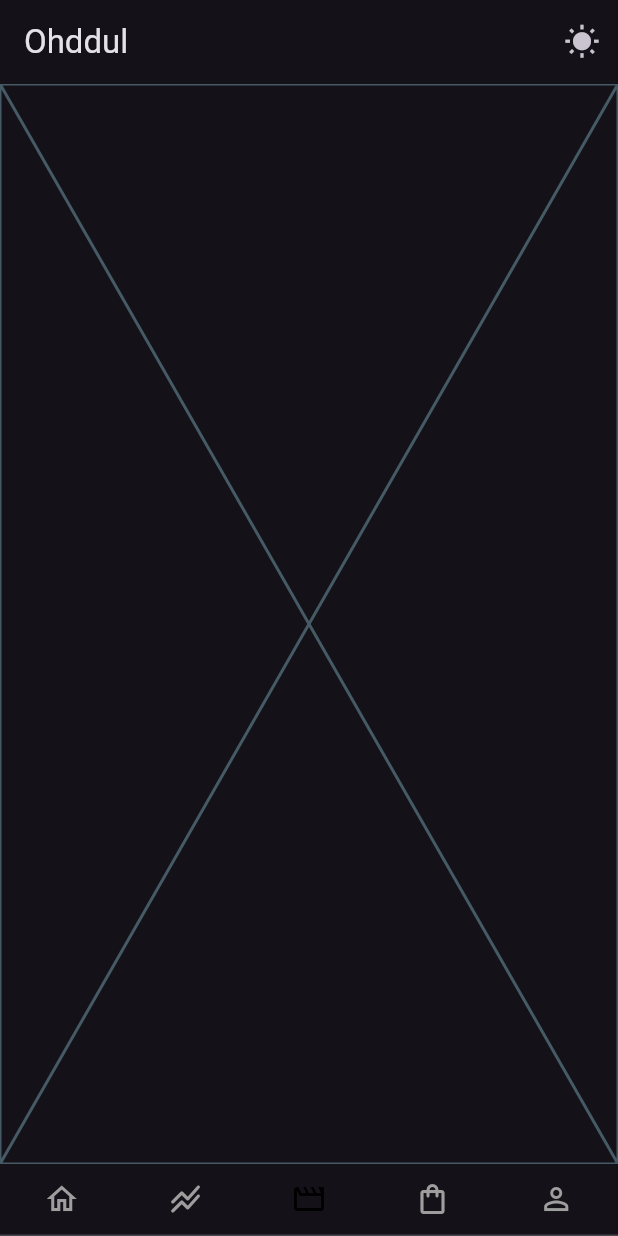
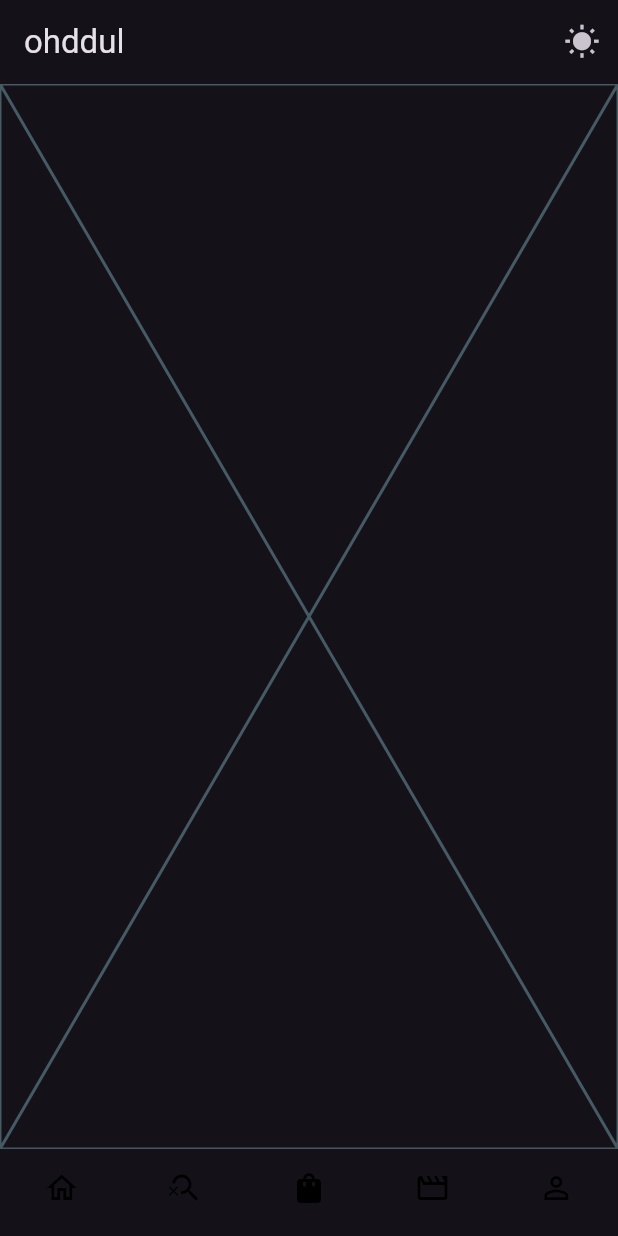
Before and after one commit to oculi-s/flutterohddul, a Flutter app: the screen it shows after launch, item 3 of the bottom bar chosen, on a phone screen of 412 x 824 dp. Run offline on Flutter 3.47's test engine with Material 3 defaults, Android fonts, the phone set to English and light mode, and no system bars; our stand-ins replace go_router; missing offline and left inert: candlesticks, k_chart, kakao_flutter_sdk; network calls fail.

Commit message:
20231122_203800

```diff
--- a/lib/core/router.dart
+++ b/lib/core/router.dart
@@ -3,7 +3,7 @@ import 'package:flutterohddul/screen/intro.screen.dart';
 import 'package:flutterohddul/screen/splash.screen.dart';
 import 'package:go_router/go_router.dart';
 import 'package:flutterohddul/screen/profile.screen.dart';
-import 'package:flutterohddul/screen/price.screen.dart';
+import 'package:flutterohddul/screen/chart.price.screen.dart';
 
 final GoRouter router = GoRouter(
   initialLocation: '/',
--- a/lib/data/api.dart
+++ b/lib/data/api.dart
@@ -1,5 +1,4 @@
 import 'dart:convert';
-import 'dart:html';
 import 'package:flutterohddul/data/element.dart';
 import 'package:flutterohddul/env/env.dart';
 import 'package:http/http.dart' as http;
@@ -72,7 +71,7 @@ class Api {
       if (url != null) {
         return url;
       } else if (stock != null) {
-        return '/stock/${stock?.code}/price.json';
+        return '/stock/${stock.code}/price.json';
       }
       return '';
     }
--- a/lib/data/element.dart
+++ b/lib/data/element.dart
@@ -19,7 +19,6 @@ class Stock {
 
   factory Stock.fromCode(String code) {
     final data = Meta().meta?.data?[code];
-    print(data);
     final groupName = Meta().group?.index?[code];
     final indutyCode = Meta().indutyIndex?.data?[code];
     return Stock(
--- a/lib/screen/intro.screen.dart
+++ b/lib/screen/intro.screen.dart
@@ -1,7 +1,8 @@
 import 'package:flutter/material.dart';
 import 'package:flutterohddul/core/login.dart';
 import 'package:flutterohddul/data/api.dart';
-import 'package:flutterohddul/screen/price.screen.dart';
+import 'package:flutterohddul/screen/chart.price.screen.dart';
+import 'package:flutterohddul/screen/profile.screen.dart';
 
 class IntroScreen extends StatefulWidget {
   @override
@@ -38,42 +39,65 @@ class BottomNavigator extends StatefulWidget {
   final bool isLoggedIn;
   final Function(bool) updateTheme;
 
-  BottomNavigator({
+  const BottomNavigator({
     required this.themeIsDark,
     required this.updateTheme,
     required this.isLoggedIn,
   });
+
   @override
   _BottomNavigatorState createState() => _BottomNavigatorState();
 }
 
 class _BottomNavigatorState extends State<BottomNavigator> {
-  final List<Widget> _widgetOptions = [
+  late TextEditingController codeController;
+  late List<Widget> _widgetOptions;
+  int _selectedIndex = 0;
+  String? _stockCode;
+
+  void _onItemTapped(int index) {
+    setState(() {
+      _selectedIndex = index;
+    });
+  }
+
+  void _onCodeChanged(String code) {
+    codeController.clear();
+    _widgetOptions[1] = PriceChart(code: code);
+    setState(() {
+      _stockCode = code;
+    });
+  }
+
+  @override
+  void initState() {
+    super.initState();
+    _stockCode ??= '005930';
+    codeController = TextEditingController();
+    _widgetOptions = [
       Text('home'),
-    PriceChart(),
+      Column(
+        children: [
+          TextField(
+            controller: codeController,
+            onSubmitted: _onCodeChanged,
+          ),
+          PriceChart(code: _stockCode!),
+        ],
+      ),
       Placeholder(),
       Placeholder(),
-    Placeholder(),
-    // LoginScreen(),
-    // isLoggedIn ? ProfileScreen() : LoginScreen(),
+      LoginScreen(),
+      // widget.isLoggedIn ? Placeholder() : LoginScreen(),
+      // widget.isLoggedIn ? ProfileScreen() : LoginScreen(),
     ];
-
-  final List<Widget> _widgetIcons = [
-    Tab(icon: Icon(Icons.home_outlined)),
-    Tab(icon: Icon(Icons.stacked_line_chart_rounded)),
-    Tab(icon: Icon(Icons.movie_outlined)),
-    Tab(icon: Icon(Icons.shopping_bag_outlined)),
-    Tab(icon: Icon(Icons.person_outline)),
-  ];
+  }
 
   @override
   Widget build(BuildContext context) {
-    return DefaultTabController(
-      initialIndex: 0,
-      length: 5,
-      child: Scaffold(
+    return Scaffold(
       appBar: AppBar(
-          title: Text("Ohddul"),
+        title: Text('ohddul'),
         actions: [
           IconButton(
             onPressed: () {
@@ -89,16 +113,63 @@ class _BottomNavigatorState extends State<BottomNavigator> {
           )
         ],
       ),
-        bottomNavigationBar: TabBar(
-          tabs: _widgetIcons,
-          indicatorColor: Colors.transparent,
-          unselectedLabelColor: Colors.grey,
-          labelColor: Colors.black,
+      body: Center(
+        child: _widgetOptions.elementAt(_selectedIndex),
       ),
-        body: TabBarView(
-          children: _widgetOptions,
-        ),
+      bottomNavigationBar: BottomNavigationBar(
+        items: [
+          BottomNavigationBarItem(
+              icon: _selectedIndex == 0
+                  ? Icon(Icons.home_filled, color: Colors.black)
+                  : Icon(Icons.home_outlined, color: Colors.black),
+              label: 'home'),
+          BottomNavigationBarItem(
+              icon: _selectedIndex == 1
+                  ? Icon(Icons.search, color: Colors.black)
+                  : Icon(Icons.search_off, color: Colors.black),
+              label: 'search'),
+          BottomNavigationBarItem(
+              icon: _selectedIndex == 2
+                  ? Icon(Icons.shopping_bag, color: Colors.black)
+                  : Icon(Icons.shopping_bag_outlined, color: Colors.black),
+              label: 'media'),
+          BottomNavigationBarItem(
+              icon: _selectedIndex == 3
+                  ? Icon(Icons.movie, color: Colors.black)
+                  : Icon(Icons.movie_outlined, color: Colors.black),
+              label: 'shop'),
+          BottomNavigationBarItem(
+              icon: _selectedIndex == 4
+                  ? Icon(Icons.person, color: Colors.black)
+                  : Icon(Icons.person_outline, color: Colors.black),
+              label: 'profile')
+        ],
+        currentIndex: _selectedIndex,
+        selectedItemColor: Colors.black,
+        onTap: _onItemTapped,
+        showSelectedLabels: false, //(1)
+        showUnselectedLabels: false, //(1)
+        type: BottomNavigationBarType.fixed, //(2)
       ),
     );
   }
+  // @override
+  // Widget build(BuildContext context) {
+  //   return DefaultTabController(
+  //     initialIndex: 0,
+  //     length: 5,
+  //     child: Scaffold(
+  //       ,
+  //       bottomNavigationBar: TabBar(
+  //         tabs: _widgetIcons,
+  //         indicatorColor: Colors.transparent,
+  //         unselectedLabelColor: Colors.grey,
+  //         labelColor: Colors.black,
+  //       ),
+  //       body: TabBarView(
+  //         children: _widgetOptions,
+  //       ),
+  //     ),
+  //   );
+  // }
 }
--- a/pubspec.yaml
+++ b/pubspec.yaml
@@ -18,6 +18,7 @@ dependencies:
   kakao_flutter_sdk: ^1.7.0
   envied: ^0.5.2
   provider: ^6.1.1
+  k_chart: ^0.7.1
 
 dev_dependencies:
   flutter_test:
```
Also changed, not shown: lib/core/login.dart (+27 -23 lines), lib/data/price.dart (+8 -10 lines), lib/screen/chart.price.screen.dart (added, +199 -0 lines), lib/screen/price.screen.dart (deleted, +0 -42 lines), pubspec.lock. Lines whose indentation alone changed are shown as unchanged.
